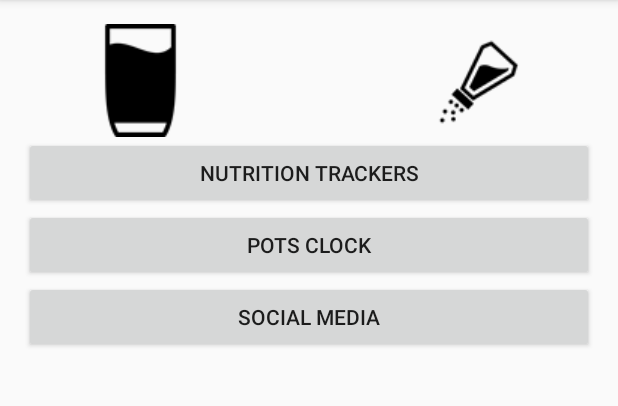
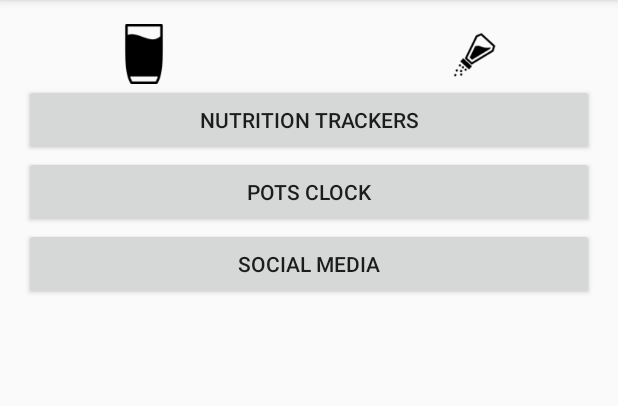
Before and after one commit to innovationNation/POTSHub-Android, an Android app: the screen it shows after launch (MainActivity), on a phone screen of 412 x 824 dp, the part 84-490 px from its top. Run offline under Robolectric (Android 15) with nearby library versions, the phone set to English and light mode, and no system bars.

Commit message:
rearranged homescreen

```diff
--- a/app/src/main/res/layout/fragment_main.xml
+++ b/app/src/main/res/layout/fragment_main.xml
@@ -1,4 +1,4 @@
-<!--comment-->
+
 <LinearLayout xmlns:android="http://schemas.android.com/apk/res/android"
     xmlns:tools="http://schemas.android.com/tools"
     android:layout_width="match_parent"
@@ -27,24 +27,27 @@
                 android:layout_gravity="center_horizontal|top">
 
                 <ImageButton
-                    android:layout_width="wrap_content"
-                    android:layout_height="wrap_content"
+                    android:layout_width="40dp"
+                    android:layout_height="40dp"
+                    android:scaleType="fitCenter"
+                    android:adjustViewBounds="true"
                     android:id="@+id/onetap_water"
                     android:src="@drawable/watericon"
                     android:background="@color/alphaChannel"
-                    android:layout_marginStart="40dp"
+                    android:layout_marginStart="60dp"
                     android:layout_alignParentTop="true"
                     android:layout_alignParentStart="true" />
 
                 <ImageView
-                    android:layout_width="wrap_content"
-                    android:layout_height="wrap_content"
+                    android:layout_width="40dp"
+                    android:layout_height="40dp"
                     android:id="@+id/salt_icon"
                     android:src="@drawable/salticon"
-                    android:layout_marginEnd="40dp"
+                    android:layout_marginEnd="60dp"
                     android:layout_alignParentTop="true"
                     android:layout_alignParentEnd="true" />
             </RelativeLayout>
+
 
         <Button
             android:layout_width="match_parent"
```
